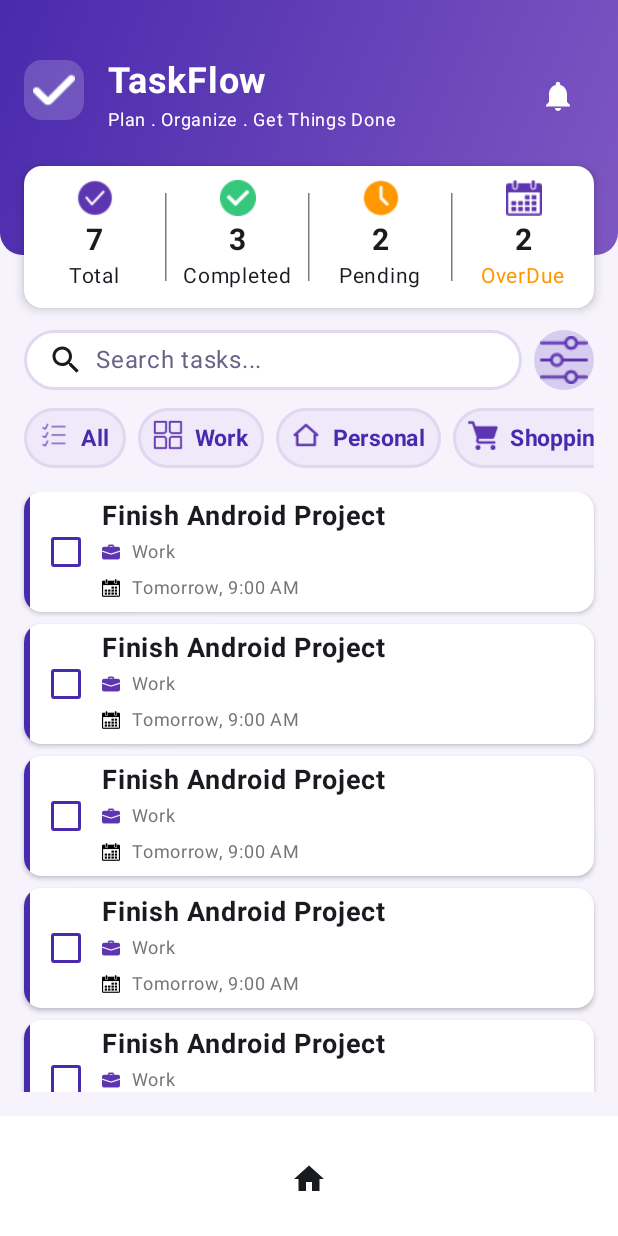
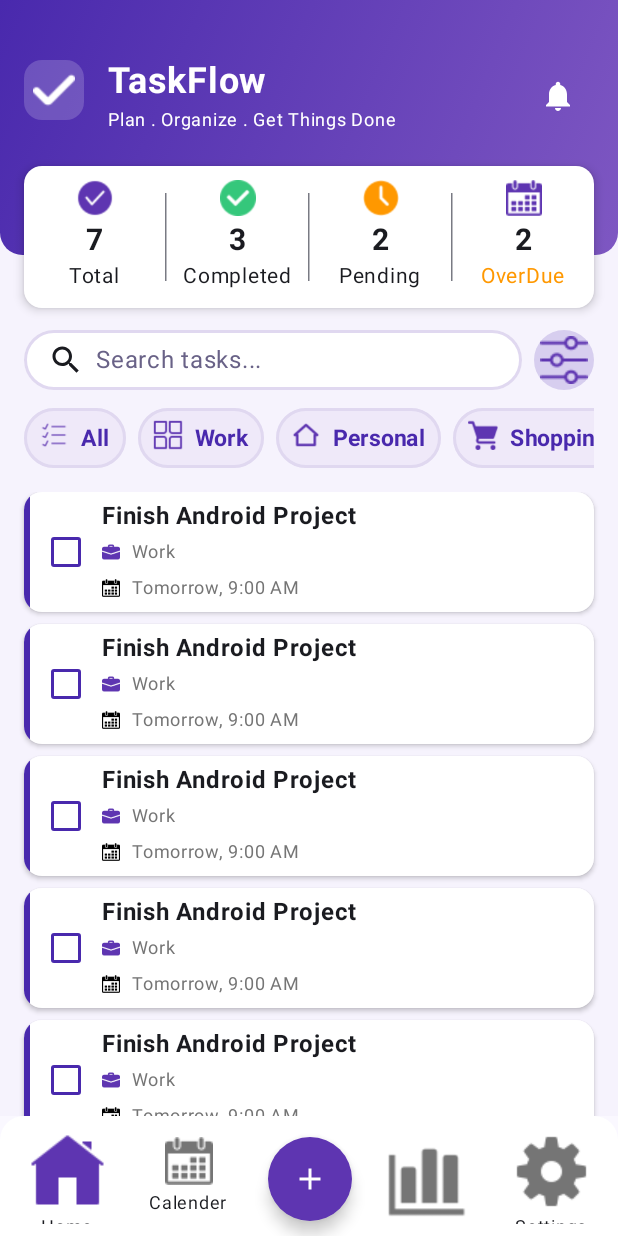
Before and after one commit to smsaif150-blip/TaskFlow, an Android app built with Jetpack Compose: the screen it shows after launch (MainActivity), on a phone screen of 412 x 824 dp. Run offline under Robolectric (Android 15) with nearby library versions, the phone set to English and light mode, and no system bars; our stand-ins replace Dagger/Hilt's generated code.

Commit message:
Bottom bar completed

```diff
--- a/app/src/main/java/com/example/to_dolistapp/navigations/MyNavigation.kt
+++ b/app/src/main/java/com/example/to_dolistapp/navigations/MyNavigation.kt
@@ -5,24 +5,41 @@ import androidx.compose.animation.EnterTransition
 import androidx.compose.animation.ExitTransition
 import androidx.compose.animation.fadeIn
 import androidx.compose.animation.fadeOut
+import androidx.compose.foundation.clickable
+import androidx.compose.foundation.layout.Arrangement
+import androidx.compose.foundation.layout.Column
 import androidx.compose.foundation.layout.fillMaxWidth
+import androidx.compose.foundation.layout.padding
+import androidx.compose.foundation.shape.CircleShape
+import androidx.compose.foundation.shape.RoundedCornerShape
 import androidx.compose.material.icons.Icons
+import androidx.compose.material.icons.filled.Add
 import androidx.compose.material.icons.filled.Home
 import androidx.compose.material3.BottomAppBar
 import androidx.compose.material3.BottomAppBarDefaults
+import androidx.compose.material3.FloatingActionButton
 import androidx.compose.material3.Icon
 import androidx.compose.material3.Scaffold
+import androidx.compose.material3.Text
 import androidx.compose.runtime.Composable
+import androidx.compose.ui.Alignment
 import androidx.compose.ui.Modifier
+import androidx.compose.ui.draw.clip
 import androidx.compose.ui.graphics.Color
 import androidx.compose.ui.res.painterResource
+import androidx.compose.ui.unit.dp
+import androidx.compose.ui.unit.sp
 import androidx.navigation.compose.NavHost
 import androidx.navigation.compose.composable
 import androidx.navigation.compose.currentBackStackEntryAsState
 
 import androidx.navigation.compose.rememberNavController
+import com.example.to_dolistapp.R
 import com.example.to_dolistapp.screens.HomeScreen
 import com.example.to_dolistapp.screens.SplashScreen
+import com.example.to_dolistapp.ui.theme.PrimaryPurple
+import com.example.to_dolistapp.ui.theme.TextSecondary
+import com.example.to_dolistapp.ui.theme.White
 
 @Composable
 fun MyNavigation()
@@ -40,10 +57,119 @@ fun MyNavigation()
                 exit = fadeOut()
             ) {
                 BottomAppBar(
-                    modifier = Modifier.fillMaxWidth(),
-                    containerColor = Color.White
+                    modifier = Modifier.fillMaxWidth().clip(shape = RoundedCornerShape(topStart = 16.dp, topEnd = 16.dp)),
+                    containerColor = Color.White,
+
                 ) {
-                    Icon(imageVector = Icons.Default.Home,null, modifier = Modifier.weight(1f))
+
+                    Column(
+                        modifier = Modifier.weight(1f)
+                            .clickable{
+
+                            }.padding(vertical = 8.dp),
+                        verticalArrangement = Arrangement.Center,
+                        horizontalAlignment = Alignment.CenterHorizontally
+                    ){
+
+                        Icon(painter = painterResource(R.drawable.home),null, tint =
+                            if (currentRoute=="home")
+                            {
+                                PrimaryPurple
+                            }
+                            else{
+                                TextSecondary
+                            }
+                        )
+
+                        Text("Home", fontSize = 12.sp)
+                    }
+
+                    Column(
+                        modifier = Modifier.weight(1f)
+                            .clickable{
+
+                            }.padding(vertical = 8.dp),
+                        verticalArrangement = Arrangement.Center,
+                        horizontalAlignment = Alignment.CenterHorizontally
+                    ){
+
+                        Icon(painter = painterResource(R.drawable.calendar),null, tint =
+                            if (currentRoute=="calender")
+                            {
+                                PrimaryPurple
+                            }
+                            else{
+                                TextSecondary
+                            }
+                        )
+
+                        Text("Calender", fontSize = 12.sp)
+                    }
+
+
+
+                    Column(
+                        modifier = Modifier.weight(1f)
+                            .padding(vertical = 8.dp),
+                        verticalArrangement = Arrangement.Center,
+                        horizontalAlignment = Alignment.CenterHorizontally
+                    ){
+
+                        FloatingActionButton(onClick = {},
+                            shape = CircleShape,
+                            containerColor = PrimaryPurple
+                        ) {
+                            Icon(imageVector = Icons.Default.Add,null, tint = White)
+                        }
+
+                    }
+
+
+                    Column(
+                        modifier = Modifier.weight(1f)
+                            .clickable{
+
+                            }.padding(vertical = 8.dp),
+                        verticalArrangement = Arrangement.Center,
+                        horizontalAlignment = Alignment.CenterHorizontally
+                    ){
+
+                        Icon(painter = painterResource(R.drawable.analytics),null, tint =
+                            if (currentRoute=="analytics")
+                            {
+                                PrimaryPurple
+                            }
+                            else{
+                                TextSecondary
+                            }
+                        )
+
+                        Text("Analytics", fontSize = 12.sp)
+                    }
+
+
+                    Column(
+                        modifier = Modifier.weight(1f)
+                            .clickable{
+
+                            }.padding(vertical = 8.dp),
+                        verticalArrangement = Arrangement.Center,
+                        horizontalAlignment = Alignment.CenterHorizontally
+                    ){
+
+                        Icon(painter = painterResource(R.drawable.settings),null, tint =
+                            if (currentRoute=="settings")
+                            {
+                                PrimaryPurple
+                            }
+                            else{
+                                TextSecondary
+                            }
+                        )
+
+                        Text("Settings", fontSize = 12.sp)
+                    }
+
 
                 }
             }
@@ -55,6 +181,7 @@ fun MyNavigation()
             startDestination = "splash",
 //            enterTransition = { EnterTransition.None},
 //            exitTransition = { ExitTransition.None}
+            modifier = Modifier.padding(bottom = innerPadding.calculateBottomPadding())
         ) {
             composable("splash")
             {
--- a/app/src/main/java/com/example/to_dolistapp/screens/HomeScreen.kt
+++ b/app/src/main/java/com/example/to_dolistapp/screens/HomeScreen.kt
@@ -69,7 +69,7 @@ fun HomeScreen()
 
     Scaffold { innerpadding->
 
-        Column(modifier = Modifier.fillMaxSize().background(color = Lavender)) {
+        Column(modifier = Modifier.fillMaxSize().padding(innerpadding).background(color = Lavender)) {
 
             Box(
                 modifier = Modifier.fillMaxWidth().height(170.dp)
@@ -280,7 +280,7 @@ fun HomeScreen()
             Spacer(modifier = Modifier.height(16.dp))
 
             LazyColumn(
-                modifier = Modifier.fillMaxWidth().height(400.dp)
+                modifier = Modifier.fillMaxWidth().weight(1f)
             ) {
              items(cardItems){ item->
 
@@ -310,7 +310,7 @@ fun HomeScreen()
                          )
 
                          Column() {
-                             Text(item.title, fontSize = 18.sp, fontWeight = FontWeight.Bold)
+                             Text(item.title, fontSize = 16.sp, fontWeight = FontWeight.Bold)
 
                                  Row(verticalAlignment = Alignment.CenterVertically) {
                                      Image(painter = painterResource(item.image),
```
Also changed, not shown: app/src/main/res/drawable/analytics.png (added), app/src/main/res/drawable/home.png (added), app/src/main/res/drawable/settings.png (added).
